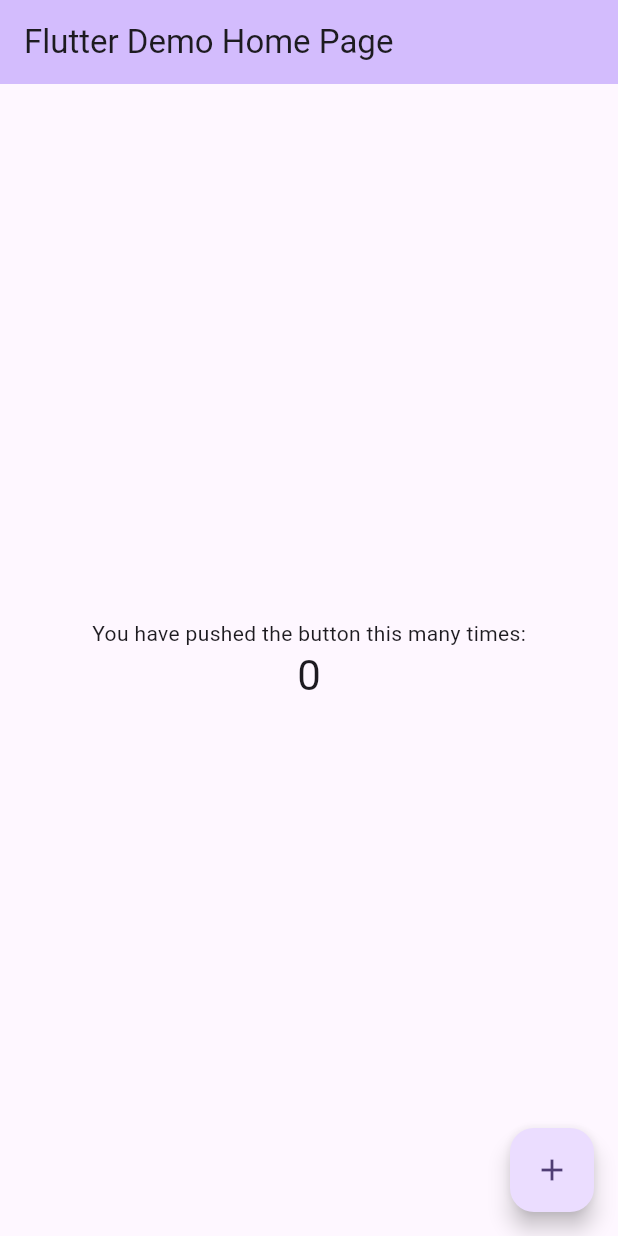
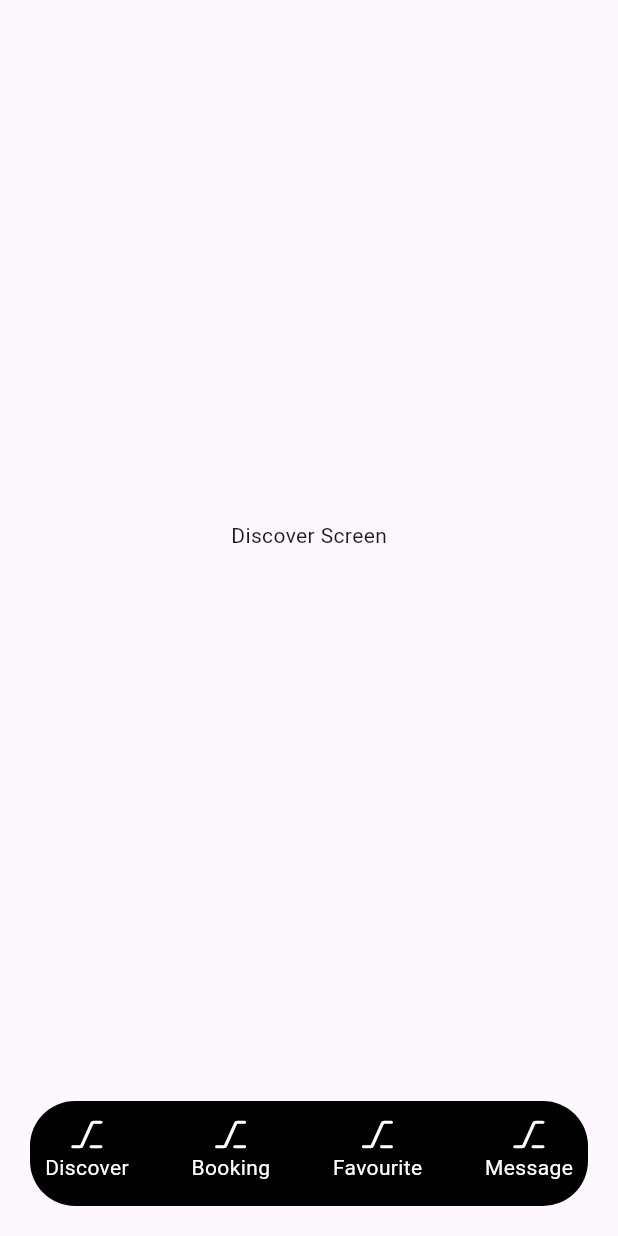
Before and after one commit to sathishpeduruarachchi/hotel_management, a Flutter app: the screen it shows after launch, on a phone screen of 412 x 824 dp. Run offline on Flutter 3.47's test engine with Material 3 defaults, Android fonts, the phone set to English and light mode, and no system bars.

Commit message:
main screen build  in navigation bar

```diff
--- a/lib/main.dart
+++ b/lib/main.dart
@@ -1,4 +1,5 @@
 import 'package:flutter/material.dart';
+import 'package:hotel_management_app/main_page.dart';
 
 void main() {
   runApp(const MyApp());
@@ -7,119 +8,14 @@ void main() {
 class MyApp extends StatelessWidget {
   const MyApp({super.key});
 
-  // This widget is the root of your application.
   @override
   Widget build(BuildContext context) {
     return MaterialApp(
-      title: 'Flutter Demo',
+      title: 'Hotel Management App',
       theme: ThemeData(
-        // This is the theme of your application.
-        //
-        // TRY THIS: Try running your application with "flutter run". You'll see
-        // the application has a purple toolbar. Then, without quitting the app,
-        // try changing the seedColor in the colorScheme below to Colors.green
-        // and then invoke "hot reload" (save your changes or press the "hot
-        // reload" button in a Flutter-supported IDE, or press "r" if you used
-        // the command line to start the app).
-        //
-        // Notice that the counter didn't reset back to zero; the application
-        // state is not lost during the reload. To reset the state, use hot
-        // restart instead.
-        //
-        // This works for code too, not just values: Most code changes can be
-        // tested with just a hot reload.
-        colorScheme: ColorScheme.fromSeed(seedColor: Colors.deepPurple),
         useMaterial3: true,
       ),
-      home: const MyHomePage(title: 'Flutter Demo Home Page'),
+      home: const MainPage(),
     );
   }
 }
-
-class MyHomePage extends StatefulWidget {
-  const MyHomePage({super.key, required this.title});
-
-  // This widget is the home page of your application. It is stateful, meaning
-  // that it has a State object (defined below) that contains fields that affect
-  // how it looks.
-
-  // This class is the configuration for the state. It holds the values (in this
-  // case the title) provided by the parent (in this case the App widget) and
-  // used by the build method of the State. Fields in a Widget subclass are
-  // always marked "final".
-
-  final String title;
-
-  @override
-  State<MyHomePage> createState() => _MyHomePageState();
-}
-
-class _MyHomePageState extends State<MyHomePage> {
-  int _counter = 0;
-
-  void _incrementCounter() {
-    setState(() {
-      // This call to setState tells the Flutter framework that something has
-      // changed in this State, which causes it to rerun the build method below
-      // so that the display can reflect the updated values. If we changed
-      // _counter without calling setState(), then the build method would not be
-      // called again, and so nothing would appear to happen.
-      _counter++;
-    });
-  }
-
-  @override
-  Widget build(BuildContext context) {
-    // This method is rerun every time setState is called, for instance as done
-    // by the _incrementCounter method above.
-    //
-    // The Flutter framework has been optimized to make rerunning build methods
-    // fast, so that you can just rebuild anything that needs updating rather
-    // than having to individually change instances of widgets.
-    return Scaffold(
-      appBar: AppBar(
-        // TRY THIS: Try changing the color here to a specific color (to
-        // Colors.amber, perhaps?) and trigger a hot reload to see the AppBar
-        // change color while the other colors stay the same.
-        backgroundColor: Theme.of(context).colorScheme.inversePrimary,
-        // Here we take the value from the MyHomePage object that was created by
-        // the App.build method, and use it to set our appbar title.
-        title: Text(widget.title),
-      ),
-      body: Center(
-        // Center is a layout widget. It takes a single child and positions it
-        // in the middle of the parent.
-        child: Column(
-          // Column is also a layout widget. It takes a list of children and
-          // arranges them vertically. By default, it sizes itself to fit its
-          // children horizontally, and tries to be as tall as its parent.
-          //
-          // Column has various properties to control how it sizes itself and
-          // how it positions its children. Here we use mainAxisAlignment to
-          // center the children vertically; the main axis here is the vertical
-          // axis because Columns are vertical (the cross axis would be
-          // horizontal).
-          //
-          // TRY THIS: Invoke "debug painting" (choose the "Toggle Debug Paint"
-          // action in the IDE, or press "p" in the console), to see the
-          // wireframe for each widget.
-          mainAxisAlignment: MainAxisAlignment.center,
-          children: <Widget>[
-            const Text(
-              'You have pushed the button this many times:',
-            ),
-            Text(
-              '$_counter',
-              style: Theme.of(context).textTheme.headlineMedium,
-            ),
-          ],
-        ),
-      ),
-      floatingActionButton: FloatingActionButton(
-        onPressed: _incrementCounter,
-        tooltip: 'Increment',
-        child: const Icon(Icons.add),
-      ), // This trailing comma makes auto-formatting nicer for build methods.
-    );
-  }
-}
--- /dev/null
+++ b/lib/main_page.dart
@@ -0,0 +1,92 @@
+import 'package:flutter/cupertino.dart';
+import 'package:flutter/material.dart';
+import 'package:hotel_management_app/screens/booking_screen.dart';
+import 'package:hotel_management_app/screens/discover_screen.dart';
+import 'package:hotel_management_app/screens/favourite_screen.dart';
+import 'package:hotel_management_app/screens/message_screen.dart';
+//import 'package:flutter/widgets.dart';
+
+class MainPage extends StatefulWidget {
+  const MainPage({super.key});
+
+  @override
+  State<MainPage> createState() => _MainPageState();
+}
+
+class _MainPageState extends State<MainPage> {
+  List<Widget> screenList = const [
+    DiscoverScreen(),
+    BookingScreen(),
+    FavouriteScreen(),
+    MessageScreen()
+  ];
+
+  int screenNo = 0;
+
+  @override
+  Widget build(BuildContext context) {
+    return Scaffold(
+      body: screenList[screenNo],
+      bottomNavigationBar: Padding(
+        padding: const EdgeInsets.all(20.0),
+        child: Container(
+          width: 400,
+          height: 70,
+          padding: const EdgeInsets.all(10.0),
+          decoration: BoxDecoration(
+              borderRadius: BorderRadius.circular(30), color: Colors.black),
+          child: Center(
+            child: Row(
+              mainAxisAlignment: MainAxisAlignment.spaceBetween,
+              children: [
+                bottomNavigationIcon(
+                  index: 0,
+                  icon: CupertinoIcons.alt,
+                  navigationText: 'Discover',
+                ),
+                bottomNavigationIcon(
+                  index: 1,
+                  icon: CupertinoIcons.alt,
+                  navigationText: 'Booking',
+                ),
+                bottomNavigationIcon(
+                  index: 2,
+                  icon: CupertinoIcons.alt,
+                  navigationText: 'Favourite',
+                ),
+                bottomNavigationIcon(
+                  index: 3,
+                  icon: CupertinoIcons.alt,
+                  navigationText: 'Message',
+                ),
+              ],
+            ),
+          ),
+        ),
+      ),
+    );
+  }
+
+  Widget bottomNavigationIcon(
+      {required IconData icon,
+      required String navigationText,
+      required int index}) {
+    return InkWell(
+      onTap: () {
+        setState(() {
+          screenNo = index;
+        });
+      },
+      child: Column(children: [
+        Icon(
+          icon,
+          color: Colors.white,
+        ),
+        Text(
+          navigationText,
+          style: const TextStyle(color: Colors.white),
+        ),
+      ]),
+    );
+  }
+}
--- /dev/null
+++ b/lib/screens/booking_screen.dart
@@ -0,0 +1,19 @@
+import 'package:flutter/material.dart';
+
+class BookingScreen extends StatefulWidget {
+  const BookingScreen({super.key});
+
+  @override
+  State<BookingScreen> createState() => _BookingScreenState();
+}
+
+class _BookingScreenState extends State<BookingScreen> {
+  @override
+  Widget build(BuildContext context) {
+    return Scaffold(
+      body: Center(
+        child: Text("Booking Screen"),
+      ),
+    );
+  }
+}
--- /dev/null
+++ b/lib/screens/discover_screen.dart
@@ -0,0 +1,19 @@
+import 'package:flutter/material.dart';
+
+class DiscoverScreen extends StatefulWidget {
+  const DiscoverScreen({super.key});
+
+  @override
+  State<DiscoverScreen> createState() => _DiscoverScreenState();
+}
+
+class _DiscoverScreenState extends State<DiscoverScreen> {
+  @override
+  Widget build(BuildContext context) {
+    return const Scaffold(
+      body: Center(
+        child: Text("Discover Screen"),
+      ),
+    );
+  }
+}
--- /dev/null
+++ b/lib/screens/favourite_screen.dart
@@ -0,0 +1,19 @@
+import 'package:flutter/material.dart';
+
+class FavouriteScreen extends StatefulWidget {
+  const FavouriteScreen({super.key});
+
+  @override
+  State<FavouriteScreen> createState() => _FavouriteScreenState();
+}
+
+class _FavouriteScreenState extends State<FavouriteScreen> {
+  @override
+  Widget build(BuildContext context) {
+    return const Scaffold(
+      body: Center(
+        child: Text("Favourite Screen"),
+      ),
+    );
+  }
+}
--- /dev/null
+++ b/lib/screens/message_screen.dart
@@ -0,0 +1,19 @@
+import 'package:flutter/material.dart';
+
+class MessageScreen extends StatefulWidget {
+  const MessageScreen({super.key});
+
+  @override
+  State<MessageScreen> createState() => _MessageScreenState();
+}
+
+class _MessageScreenState extends State<MessageScreen> {
+  @override
+  Widget build(BuildContext context) {
+    return const Scaffold(
+      body: Center(
+        child: Text("Message Screen"),
+      ),
+    );
+  }
+}
```
Also changed, not shown: pubspec.lock.
